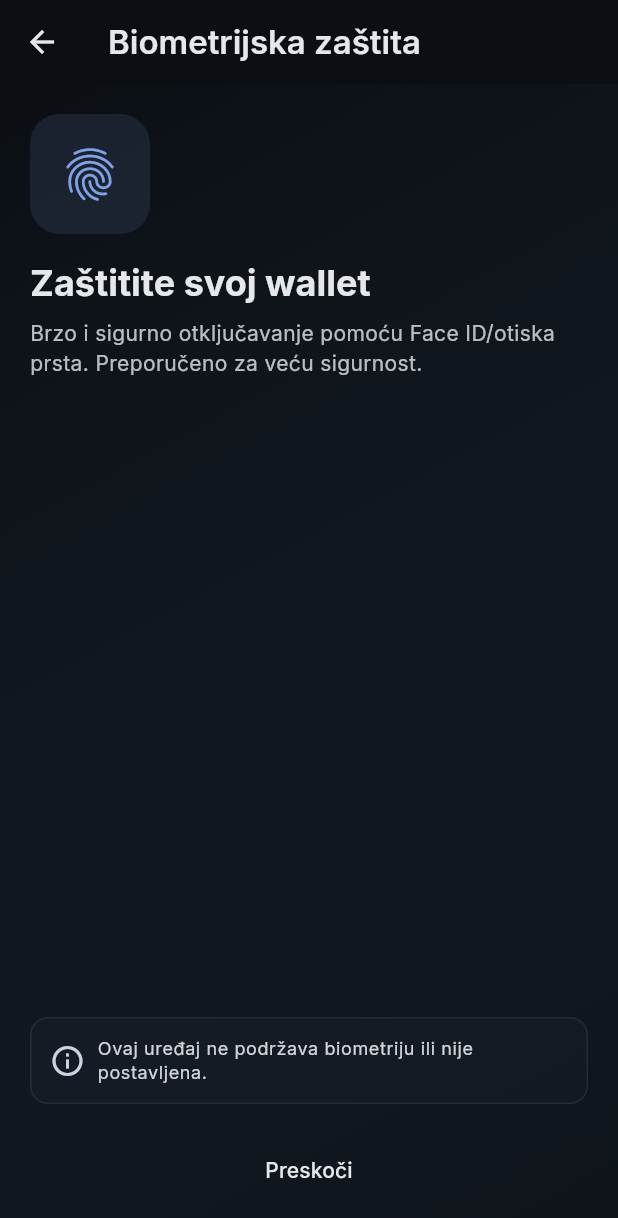
After one commit to spremni/domovina-wallet, a Flutter app: the BiometricSetupScreen screen opened by its route, on a phone screen of 412 x 824 dp. The commit adds this screen. Shown: the top 1218 px of the screen. Run offline on Flutter 3.47's test engine with Material 3 defaults, Android fonts, the phone set to English and light mode, and no system bars; our stand-ins replace firebase_core, flutter_secure_storage, go_router, google_fonts, local_auth, package_info_plus; missing offline and left inert: bip39, cryptography, ed25519_hd_key, solana; accounts and stored records are empty.

Commit message:
feat(auth): add biometric setup flow and storage support for wallet app

```diff
--- /dev/null
+++ b/lib/features/onboarding/screens/biometric_setup_screen.dart
@@ -0,0 +1,174 @@
+import 'dart:io' show Platform;
+
+import 'package:domovina_wallet/nav.dart';
+import 'package:domovina_wallet/services/secure_storage_service.dart';
+import 'package:domovina_wallet/widgets/app_button.dart';
+import 'package:flutter/foundation.dart';
+import 'package:flutter/material.dart';
+import 'package:go_router/go_router.dart';
+import 'package:local_auth/local_auth.dart';
+
+class BiometricSetupScreen extends StatefulWidget {
+  const BiometricSetupScreen({super.key});
+
+  @override
+  State<BiometricSetupScreen> createState() => _BiometricSetupScreenState();
+}
+
+class _BiometricSetupScreenState extends State<BiometricSetupScreen> with SingleTickerProviderStateMixin {
+  final LocalAuthentication _auth = LocalAuthentication();
+  bool _supported = false;
+  bool _canCheck = false;
+  bool _enabling = false;
+  List<BiometricType> _biometrics = const [];
+
+  late final AnimationController _anim;
+
+  @override
+  void initState() {
+    super.initState();
+    _anim = AnimationController(vsync: this, duration: const Duration(milliseconds: 300))..forward();
+    _initSupport();
+  }
+
+  Future<void> _initSupport() async {
+    bool supported = false;
+    bool canCheck = false;
+    List<BiometricType> types = const [];
+    try {
+      if (!kIsWeb) {
+        supported = await _auth.isDeviceSupported();
+        canCheck = await _auth.canCheckBiometrics;
+        if (supported && canCheck) {
+          types = await _auth.getAvailableBiometrics();
+        }
+      }
+    } catch (e) {
+      debugPrint('Biometrics support check failed: $e');
+    }
+    if (!mounted) return;
+    setState(() {
+      _supported = supported;
+      _canCheck = canCheck;
+      _biometrics = types;
+    });
+  }
+
+  IconData _iconForBiometrics() {
+    if (kIsWeb) return Icons.fingerprint_rounded;
+    if (Platform.isIOS) {
+      // Prefer face icon when face is available
+      if (_biometrics.contains(BiometricType.face)) return Icons.face_rounded;
+      return Icons.fingerprint_rounded;
+    }
+    return Icons.fingerprint_rounded;
+  }
+
+  Future<void> _enableBiometrics() async {
+    setState(() => _enabling = true);
+    try {
+      final didAuth = await _auth.authenticate(
+        localizedReason: 'Prijavite se biometrijom za zaštitu walleta',
+        options: const AuthenticationOptions(stickyAuth: true, biometricOnly: true, useErrorDialogs: true),
+      );
+      if (!mounted) return;
+      if (didAuth) {
+        await SecureStorageService.instance.setBiometricsEnabled(true);
+        if (!mounted) return;
+        ScaffoldMessenger.of(context).showSnackBar(const SnackBar(content: Text('Biometrija uključena')));
+        context.go(AppRoutes.home);
+      } else {
+        ScaffoldMessenger.of(context).showSnackBar(const SnackBar(content: Text('Autentikacija nije uspjela')));
+      }
+    } catch (e) {
+      debugPrint('Biometric authenticate failed: $e');
+      if (mounted) {
+        ScaffoldMessenger.of(context).showSnackBar(const SnackBar(content: Text('Ne mogu pokrenuti biometrijsku autentikaciju')));
+      }
+    } finally {
+      if (mounted) setState(() => _enabling = false);
+    }
+  }
+
+  Future<void> _skip() async {
+    try {
+      await SecureStorageService.instance.setBiometricsEnabled(false);
+    } catch (e) {
+      debugPrint('Failed to save biometrics disabled: $e');
+    }
+    if (!mounted) return;
+    ScaffoldMessenger.of(context).showSnackBar(const SnackBar(content: Text('Biometrija nije uključena. Manja sigurnost.')));
+    context.go(AppRoutes.home);
+  }
+
+  @override
+  void dispose() {
+    _anim.dispose();
+    super.dispose();
+  }
+
+  @override
+  Widget build(BuildContext context) {
+    final cs = Theme.of(context).colorScheme;
+    final tt = Theme.of(context).textTheme;
+    final showEnable = _supported && _canCheck && _biometrics.isNotEmpty;
+
+    return Scaffold(
+      appBar: AppBar(
+        title: const Text('Biometrijska zaštita'),
+        leading: IconButton(icon: const Icon(Icons.arrow_back), color: cs.onSurface, onPressed: () => context.pop()),
+      ),
+      body: Stack(children: [
+        Container(
+          decoration: BoxDecoration(
+            gradient: LinearGradient(
+              begin: Alignment.topLeft,
+              end: Alignment.bottomRight,
+              colors: [cs.surface, cs.surfaceContainerHighest.withValues(alpha: 0.2)],
+            ),
+          ),
+        ),
+        Padding(
+          padding: const EdgeInsets.all(20),
+          child: Column(crossAxisAlignment: CrossAxisAlignment.start, children: [
+            ScaleTransition(
+              scale: CurvedAnimation(parent: _anim, curve: Curves.easeOutBack),
+              child: Container(
+                width: 80,
+                height: 80,
+                decoration: BoxDecoration(color: cs.primary.withValues(alpha: 0.12), borderRadius: BorderRadius.circular(20)),
+                child: Icon(_iconForBiometrics(), size: 42, color: cs.primary),
+              ),
+            ),
+            const SizedBox(height: 16),
+            Text('Zaštitite svoj wallet', style: tt.headlineSmall?.copyWith(color: cs.onSurface, fontWeight: FontWeight.w700)),
+            const SizedBox(height: 8),
+            Text('Brzo i sigurno otključavanje pomoću Face ID/otiska prsta. Preporučeno za veću sigurnost.', style: tt.bodyMedium?.copyWith(color: cs.onSurface.withValues(alpha: 0.8))),
+            const Spacer(),
+            if (!showEnable)
+              Container(
+                width: double.infinity,
+                padding: const EdgeInsets.all(12),
+                decoration: BoxDecoration(color: cs.surfaceContainerHighest.withValues(alpha: 0.2), borderRadius: BorderRadius.circular(12), border: Border.all(color: cs.outline.withValues(alpha: 0.2))),
+                child: Row(children: [
+                  Icon(Icons.info_outline, color: cs.onSurfaceVariant),
+                  const SizedBox(width: 8),
+                  Expanded(child: Text(kIsWeb ? 'Biometrija nije podržana u web pregledniku. Možete nastaviti bez nje.' : 'Ovaj uređaj ne podržava biometriju ili nije postavljena.', style: tt.bodySmall?.copyWith(color: cs.onSurface.withValues(alpha: 0.9))))
+                ]),
+              ),
+            const SizedBox(height: 12),
+            if (showEnable)
+              AppButton(label: 'Uključi biometriju', icon: Icons.verified_user_outlined, onPressed: _enabling ? null : _enableBiometrics, useSecondaryAccent: true),
+            const SizedBox(height: 8),
+            Center(
+              child: TextButton(
+                onPressed: _skip,
+                child: Text('Preskoči', style: tt.titleSmall?.copyWith(color: cs.onSurface)),
+              ),
+            )
+          ]),
+        )
+      ]),
+    );
+  }
+}
--- a/lib/features/onboarding/screens/wallet_creation_screen.dart
+++ b/lib/features/onboarding/screens/wallet_creation_screen.dart
@@ -136,7 +136,7 @@ class _WalletCreationScreenState extends State<WalletCreationScreen> with Ticker
       await SecureStorageService.instance.saveWalletList(updated);
 
       if (!mounted) return;
-      context.go(AppRoutes.home);
+      context.go(AppRoutes.onboardingBiometrics);
     } catch (e) {
       debugPrint('Wallet setup failed: $e');
       if (!mounted) return;
--- a/lib/features/onboarding/screens/wallet_import_screen.dart
+++ b/lib/features/onboarding/screens/wallet_import_screen.dart
@@ -206,8 +206,8 @@ class _WalletImportScreenState extends State<WalletImportScreen> with SingleTick
     });
 
     if (!mounted) return;
-    // Navigate to main wallet/home
-    context.go(AppRoutes.home);
+    // Navigate to biometric setup screen
+    context.go(AppRoutes.onboardingBiometrics);
   }
 
   Future<(String, bool)?> _askNameAndBiometrics({required String initial}) async {
--- a/lib/nav.dart
+++ b/lib/nav.dart
@@ -5,6 +5,7 @@ import 'package:domovina_wallet/pages/splash_page.dart';
 import 'package:domovina_wallet/features/onboarding/screens/onboarding_screen.dart';
 import 'package:domovina_wallet/features/onboarding/screens/wallet_creation_screen.dart';
 import 'package:domovina_wallet/features/onboarding/screens/wallet_import_screen.dart';
+import 'package:domovina_wallet/features/onboarding/screens/biometric_setup_screen.dart';
 
 /// GoRouter configuration for app navigation
 ///
@@ -57,6 +58,13 @@ class AppRouter {
           child: WalletImportScreen(),
         ),
       ),
+      GoRoute(
+        path: AppRoutes.onboardingBiometrics,
+        name: 'onboarding_biometrics',
+        pageBuilder: (context, state) => const NoTransitionPage(
+          child: BiometricSetupScreen(),
+        ),
+      ),
     ],
   );
 }
@@ -69,4 +77,5 @@ class AppRoutes {
   static const String onboarding = '/onboarding';
   static const String onboardingCreate = '/onboarding/create';
   static const String onboardingImport = '/onboarding/import';
+  static const String onboardingBiometrics = '/onboarding/biometrics';
 }
--- a/pubspec.yaml
+++ b/pubspec.yaml
@@ -7,6 +7,7 @@ version: 1.0.0+1
 environment:
   sdk: ^3.6.0
 dependencies:
+  local_auth: ^2.0.0
   package_info_plus: ^9.0.0
   http: ^1.0.0
   solana: ^0.31.2+1
```
Also changed, not shown: lib/services/secure_storage_service.dart (+28 -0 lines), pubspec.lock, 3 other files.
